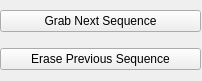
First picture: the form in core/sl_sensor_rqt_guis/sl_sensor_calibration_gui/resource/Calibration.ui, repository ethz-asl/sl_sensor, before the edit.
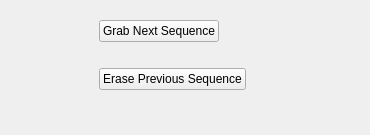
Second picture: the form after the edit.

Commit message: 1) New calibration files 2) rqt guis are now scalable

Patch:
```diff
--- a/core/sl_sensor_rqt_guis/sl_sensor_calibration_gui/resource/Calibration.ui
+++ b/core/sl_sensor_rqt_guis/sl_sensor_calibration_gui/resource/Calibration.ui
@@ -6,8 +6,8 @@
    <rect>
     <x>0</x>
     <y>0</y>
-    <width>202</width>
-    <height>81</height>
+    <width>370</width>
+    <height>135</height>
    </rect>
   </property>
   <property name="windowTitle">
@@ -18,8 +18,8 @@
     <rect>
      <x>0</x>
      <y>0</y>
-     <width>201</width>
-     <height>81</height>
+     <width>345</width>
+     <height>112</height>
     </rect>
    </property>
    <layout class="QHBoxLayout" name="horizontalLayout">
@@ -31,7 +31,7 @@
       <item>
        <widget class="QPushButton" name="grabNextSequence">
         <property name="sizePolicy">
-         <sizepolicy hsizetype="Minimum" vsizetype="Fixed">
+         <sizepolicy hsizetype="Maximum" vsizetype="Maximum">
           <horstretch>0</horstretch>
           <verstretch>0</verstretch>
          </sizepolicy>
@@ -44,7 +44,7 @@
       <item>
        <widget class="QPushButton" name="erasePreviousSequence">
         <property name="sizePolicy">
-         <sizepolicy hsizetype="Minimum" vsizetype="Fixed">
+         <sizepolicy hsizetype="Maximum" vsizetype="Maximum">
           <horstretch>0</horstretch>
           <verstretch>0</verstretch>
          </sizepolicy>
```
Left out of the diff: 2 changed lines with no effect on the pictures. The commit also changes 10 other files.
